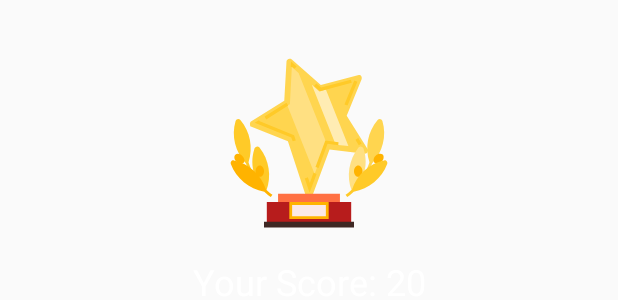
After one commit to khansalaksono/HeluTales, an Android app built with Jetpack Compose: the layout activity_result.xml on its own in the app's theme, with its tools: preview values and no code run, on a phone screen of 412 x 824 dp. The commit adds this screen. Shown: the top 300 px of the screen. Run offline under Robolectric (Android 15) with nearby library versions, the phone set to English and light mode, and no system bars.

```diff
--- /dev/null
+++ b/app/src/main/res/drawable/ic_icon_trophy.xml
@@ -0,0 +1,63 @@
+<vector xmlns:android="http://schemas.android.com/apk/res/android"
+    android:width="64dp"
+    android:height="64dp"
+    android:viewportWidth="64"
+    android:viewportHeight="64">
+    <path
+        android:pathData="M45.4,22.3l5.3,-13c0.1,-0.3 0.1,-0.7 -0.1,-1l-0.4,-0.5h-0.5l-13.5,3.6L25.9,2.3L25.5,2h-0.4c-0.6,0 -1.1,0.5 -1.1,1l-0.8,14l-11.7,7.3c-0.4,0.2 -0.5,0.6 -0.5,1l0.1,0.7l13.4,5.4L31,51.2c0.1,0.5 0.6,0.8 1,0.8s0.9,-0.3 1,-0.7l6.3,-17l12.5,1.5l0.1,0c0.4,0 0.8,-0.2 0.9,-0.6l0.3,-0.6L45.4,22.3z"
+        android:fillColor="#FFD54F"/>
+    <path
+        android:pathData="M38,13l-2.3,0.7l-2.7,-2.4l8.5,21.3l4.5,0.5z"
+        android:fillColor="#FFECB3"/>
+    <path
+        android:pathData="M28.3,7.1l-2.4,-2.1l-0.7,13.2l-0.9,0.5l9.7,24.3l4,-10.9l0.3,0.1z"
+        android:fillColor="#FFE082"/>
+    <path
+        android:pathData="M32.2,49.7l-1.7,-5.1l1.1,-0.4l0.7,2l1.3,-3.6l1.1,0.4L32.2,49.7zM35.4,40.9l-1.1,-0.4l3.5,-9.4l4.7,0.6l-0.1,1.1l-3.8,-0.5L35.4,40.9zM49.7,32.8l-1.2,-2l1,-0.6l1.2,2L49.7,32.8zM26.2,31.4L25.7,30l-13,-5.2l1.5,-0.9l0.3,0.4l12.2,4.9l0.6,1.9L26.2,31.4zM16.8,23.6l-0.6,-1l7.8,-4.9l0.6,1L16.8,23.6zM45.7,18.7l-1.1,-0.4l3.5,-8.5l1.1,0.4L45.7,18.7zM35.9,13.6l-2.1,-1.9l0.8,-0.9l1.7,1.5l10.6,-2.8l0.3,1.1L35.9,13.6zM26.8,5.6L26.1,5l-0.6,0l0.1,-2l2,1.8L26.8,5.6z"
+        android:fillColor="#FFCA28"/>
+    <path
+        android:pathData="M21,50h22v5h-22z"
+        android:fillColor="#FF7043"/>
+    <path
+        android:pathData="M17,53h30v8h-30z"
+        android:fillColor="#B71C1C"/>
+    <path
+        android:pathData="M16,60h32v2h-32z"
+        android:fillColor="#3E2723"/>
+    <path
+        android:pathData="M25,53h14v6h-14z"
+        android:fillColor="#FFB300"/>
+    <path
+        android:pathData="M26,54h12v4h-12z"
+        android:fillColor="#FBE9E7"/>
+    <path
+        android:pathData="M16.8,49l-4.2,-5.7c-1,-3.1 -1,-6.3 0,-9.3c0.1,-0.3 0.4,-0.6 0.8,-0.7c0.4,-0.1 0.7,0.1 1,0.3C17.8,37.9 18.8,43.8 16.8,49z"
+        android:fillColor="#FFCA28"/>
+    <path
+        android:pathData="M11.4,41.1c-0.4,-0.9 -0.7,-1.6 -0.9,-2.3c1.7,-5.2 0.6,-10.9 -2.9,-15c-0.2,-0.2 -0.5,-0.3 -0.7,-0.3c-0.5,0 -0.8,0.3 -1,0.7c-1.6,5.3 -0.1,11.1 3.7,15.1l0,0c0.2,0.7 0.5,1.4 0.9,2.3L11.4,41.1z"
+        android:fillColor="#FFCA28"/>
+    <path
+        android:pathData="M14.5,44c-0.8,0 -1.5,-0.9 -1.5,-2s0.7,-2 1.5,-2s1.5,0.9 1.5,2S15.3,44 14.5,44z"
+        android:fillColor="#FFB300"/>
+    <path
+        android:pathData="M7.8,39.4c-0.5,0 -1.1,-0.3 -1.6,-0.7c-0.4,-0.4 -0.6,-0.8 -0.7,-1.2c-0.1,-0.5 0,-1 0.3,-1.3c0.6,-0.6 1.7,-0.4 2.5,0.4c0.4,0.4 0.6,0.8 0.7,1.2c0.1,0.5 0,1 -0.3,1.3C8.5,39.3 8.1,39.4 7.8,39.4z"
+        android:fillColor="#FFB300"/>
+    <path
+        android:pathData="M19,50.4c-0.7,-0.5 -1.5,-1.1 -2.3,-1.9c-1.7,-5.2 -6,-9.2 -11.4,-10.3c-0.4,-0.1 -0.8,0.1 -1,0.4c-0.2,0.3 -0.2,0.6 -0.1,0.9c1.9,5.1 6.5,8.9 11.9,9.8c0.8,0.7 1.6,1.4 2.3,1.9L19,50.4z"
+        android:fillColor="#FFB300"/>
+    <path
+        android:pathData="M47.2,49l4.2,-5.7c1,-3.1 1,-6.3 0,-9.3c-0.1,-0.3 -0.4,-0.6 -0.8,-0.7c-0.4,-0.1 -0.7,0.1 -1,0.3C46.2,37.9 45.2,43.8 47.2,49z"
+        android:fillColor="#FFE082"/>
+    <path
+        android:pathData="M52.6,41.1c0.4,-0.9 0.7,-1.6 0.9,-2.3c-1.7,-5.2 -0.6,-10.9 2.9,-15c0.2,-0.2 0.5,-0.3 0.7,-0.3c0.5,0 0.8,0.3 1,0.7c1.6,5.3 0.1,11.1 -3.7,15.1l0,0c-0.2,0.7 -0.5,1.4 -0.9,2.3L52.6,41.1z"
+        android:fillColor="#FFD54F"/>
+    <path
+        android:pathData="M48,42c0,-1.1 0.7,-2 1.5,-2s1.5,0.9 1.5,2s-0.7,2 -1.5,2S48,43.1 48,42z"
+        android:fillColor="#FFB300"/>
+    <path
+        android:pathData="M55.3,39c-0.3,-0.3 -0.4,-0.8 -0.3,-1.3c0.1,-0.4 0.3,-0.9 0.7,-1.2c0.8,-0.8 1.9,-0.9 2.5,-0.4c0.3,0.3 0.4,0.8 0.3,1.3c-0.1,0.4 -0.3,0.9 -0.7,1.2c-0.5,0.5 -1,0.7 -1.6,0.7C55.9,39.4 55.5,39.3 55.3,39z"
+        android:fillColor="#FFB300"/>
+    <path
+        android:pathData="M45,50.4c0.7,-0.5 1.5,-1.1 2.3,-1.9c1.7,-5.2 6,-9.2 11.4,-10.3c0.4,-0.1 0.8,0.1 1,0.4c0.2,0.3 0.2,0.6 0.1,0.9c-1.9,5.1 -6.5,8.9 -11.9,9.8c-0.8,0.7 -1.6,1.4 -2.3,1.9L45,50.4z"
+        android:fillColor="#FFCA28"/>
+</vector>
--- /dev/null
+++ b/app/src/main/res/layout/activity_result.xml
@@ -0,0 +1,54 @@
+<?xml version="1.0" encoding="utf-8"?>
+<ScrollView xmlns:android="http://schemas.android.com/apk/res/android"
+    xmlns:app="http://schemas.android.com/apk/res-auto"
+    xmlns:tools="http://schemas.android.com/tools"
+    android:layout_width="match_parent"
+    android:layout_height="match_parent"
+    tools:context=".ResultActivity">
+
+    <androidx.constraintlayout.widget.ConstraintLayout
+        android:layout_width="match_parent"
+        android:layout_height="match_parent">
+
+        <LinearLayout
+            android:id="@+id/linearLayout2"
+            android:layout_width="0dp"
+            android:layout_height="240dp"
+                        android:gravity="center"
+            android:orientation="vertical"
+            app:layout_constraintEnd_toEndOf="parent"
+            app:layout_constraintStart_toStartOf="parent"
+            app:layout_constraintTop_toTopOf="parent">
+
+            <ImageView
+                android:id="@+id/trophy"
+                android:layout_width="120dp"
+                android:layout_height="120dp"
+                app:srcCompat="@drawable/ic_icon_trophy"
+                />
+
+            <TextView
+                android:id="@+id/txtScore"
+                style="@style/TextAppearance.AppCompat.Headline"
+                android:layout_width="match_parent"
+                android:layout_height="wrap_content"
+                android:layout_marginTop="16dp"
+                android:text="Your Score: 20"
+                android:textAlignment="center"
+                android:textColor="@android:color/white" />
+        </LinearLayout>
+
+        <TextView
+            android:id="@+id/txtAnswer"
+            style="@style/TextAppearance.AppCompat.Body1"
+            android:layout_width="0dp"
+            android:layout_height="wrap_content"
+            android:layout_marginStart="16dp"
+            android:layout_marginTop="24dp"
+            android:layout_marginEnd="16dp"
+            app:layout_constraintEnd_toEndOf="parent"
+            app:layout_constraintStart_toStartOf="parent"
+            app:layout_constraintTop_toBottomOf="@+id/linearLayout2" />
+    </androidx.constraintlayout.widget.ConstraintLayout>
+
+</ScrollView>
```
Also changed, not shown: app/src/main/java/com/example/helutales/MainActivity.kt (+8 -2 lines), app/src/main/java/com/example/helutales/QuizRepository.kt (added, +19 -0 lines), app/src/main/java/com/example/helutales/ResultActivity.kt (+66 -1 lines).
